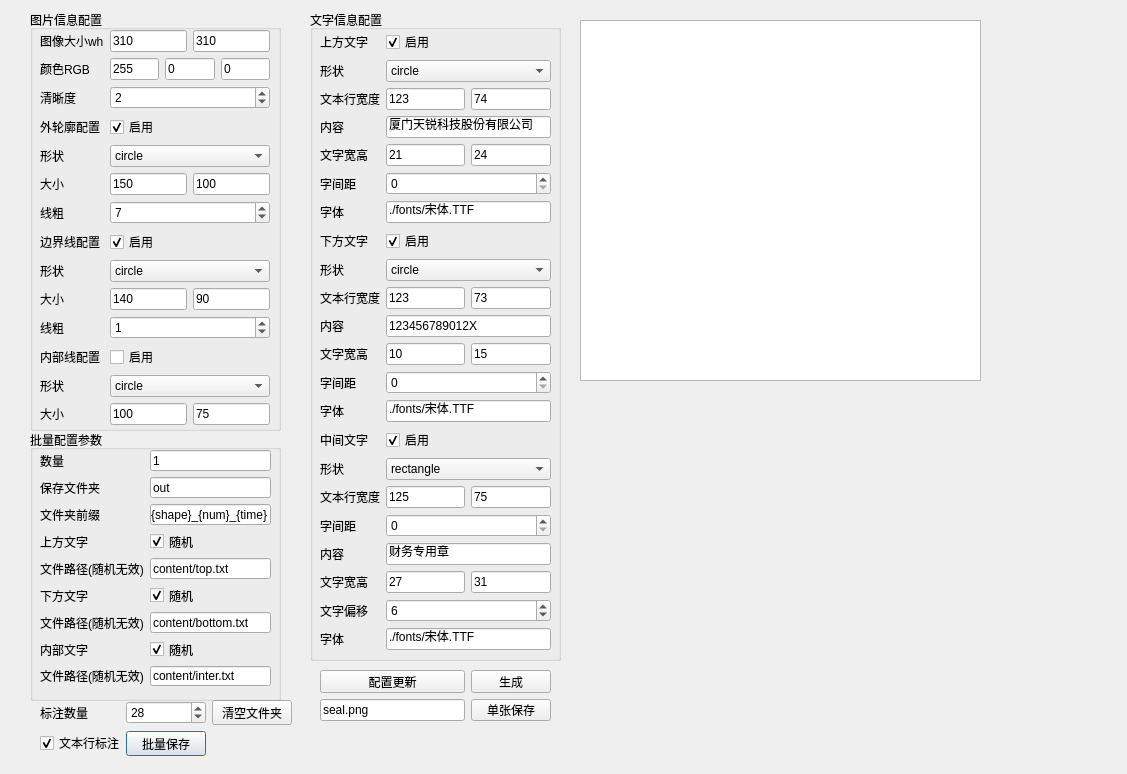
First picture: the form in test.ui, repository yjmm10/seal, before the edit.
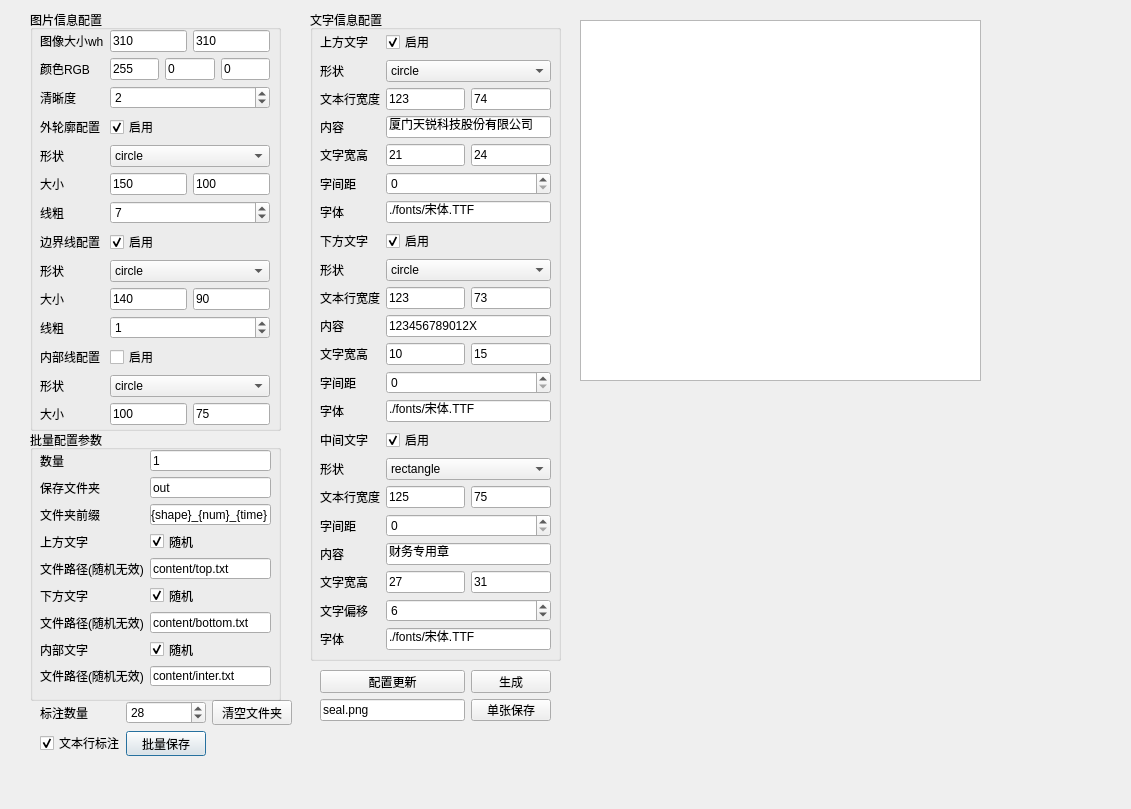
Second picture: the form after the edit.

Diff of the .ui file:
```diff
--- a/test.ui
+++ b/test.ui
@@ -6,8 +6,8 @@
    <rect>
     <x>0</x>
     <y>0</y>
-    <width>1127</width>
-    <height>774</height>
+    <width>1131</width>
+    <height>809</height>
    </rect>
   </property>
   <property name="windowTitle">
```
